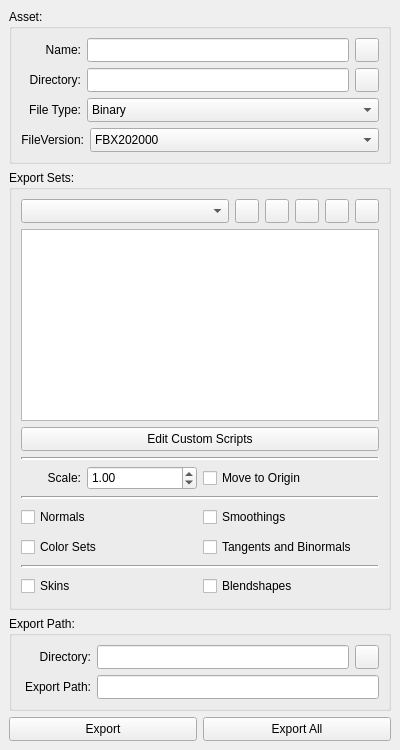
bhsingleton/dcc, file fbx/ui/qfbxexportseteditor.ui: the form before one commit.
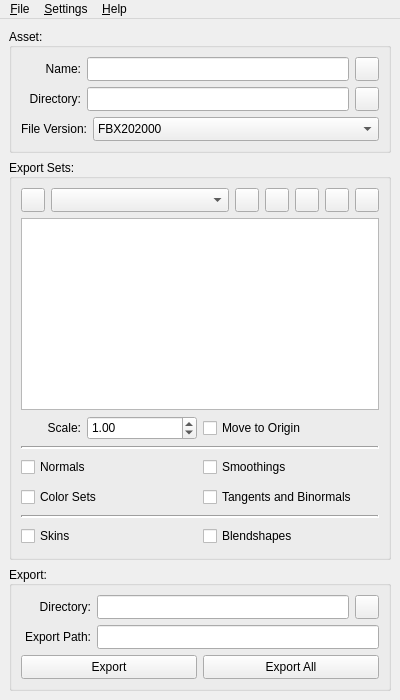
The form after the commit. Icons and pictures are not drawn.

```diff
--- a/fbx/ui/qfbxexportseteditor.ui
+++ b/fbx/ui/qfbxexportseteditor.ui
@@ -7,13 +7,13 @@
     <x>0</x>
     <y>0</y>
     <width>400</width>
-    <height>750</height>
+    <height>700</height>
    </rect>
   </property>
   <property name="minimumSize">
    <size>
     <width>400</width>
-    <height>750</height>
+    <height>700</height>
    </size>
   </property>
   <property name="windowTitle">
@@ -32,7 +32,13 @@
       <property name="title">
        <string>Asset:</string>
       </property>
-      <layout class="QVBoxLayout" name="verticalLayout_3">
+      <property name="alignment">
+       <set>Qt::AlignLeading|Qt::AlignLeft|Qt::AlignVCenter</set>
+      </property>
+      <property name="flat">
+       <bool>false</bool>
+      </property>
+      <layout class="QVBoxLayout" name="assetLayout">
        <item>
         <layout class="QHBoxLayout" name="assetNameLayout">
          <item>
@@ -83,6 +89,9 @@
              <height>24</height>
             </size>
            </property>
+           <property name="clearButtonEnabled">
+            <bool>true</bool>
+           </property>
           </widget>
          </item>
          <item>
@@ -117,7 +126,7 @@
         </layout>
        </item>
        <item>
-        <layout class="QHBoxLayout" name="projectPathLayout">
+        <layout class="QHBoxLayout" name="assetDirectoryLayout">
          <item>
           <widget class="QLabel" name="projectPathLabel">
            <property name="sizePolicy">
@@ -167,6 +176,9 @@
             </size>
            </property>
            <property name="readOnly">
+            <bool>false</bool>
+           </property>
+           <property name="clearButtonEnabled">
             <bool>true</bool>
            </property>
           </widget>
@@ -202,70 +214,6 @@
          </item>
         </layout>
        </item>
-       <item>
-        <layout class="QHBoxLayout" name="fileTypeLayout">
-         <item>
-          <widget class="QLabel" name="fileTypeLabel">
-           <property name="sizePolicy">
-            <sizepolicy hsizetype="Fixed" vsizetype="Fixed">
-             <horstretch>0</horstretch>
-             <verstretch>60</verstretch>
-            </sizepolicy>
-           </property>
-           <property name="minimumSize">
-            <size>
-             <width>60</width>
-             <height>24</height>
-            </size>
-           </property>
-           <property name="maximumSize">
-            <size>
-             <width>16777215</width>
-             <height>24</height>
-            </size>
-           </property>
-           <property name="text">
-            <string>File Type:</string>
-           </property>
-           <property name="alignment">
-            <set>Qt::AlignRight|Qt::AlignTrailing|Qt::AlignVCenter</set>
-           </property>
-          </widget>
-         </item>
-         <item>
-          <widget class="QComboBox" name="fileTypeComboBox">
-           <property name="sizePolicy">
-            <sizepolicy hsizetype="Expanding" vsizetype="Fixed">
-             <horstretch>0</horstretch>
-             <verstretch>0</verstretch>
-            </sizepolicy>
-           </property>
-           <property name="minimumSize">
-            <size>
-             <width>0</width>
-             <height>24</height>
-            </size>
-           </property>
-           <property name="maximumSize">
-            <size>
-             <width>16777215</width>
-             <height>24</height>
-            </size>
-           </property>
-           <item>
-            <property name="text">
-             <string>Binary</string>
-            </property>
-           </item>
-           <item>
-            <property name="text">
-             <string>ASCII</string>
-            </property>
-           </item>
-          </widget>
-         </item>
-        </layout>
-       </item>
        <item>
         <layout class="QHBoxLayout" name="fileVersionLayout">
          <item>
@@ -289,7 +237,7 @@
             </size>
            </property>
            <property name="text">
-            <string>FileVersion:</string>
+            <string>File Version:</string>
            </property>
            <property name="alignment">
             <set>Qt::AlignRight|Qt::AlignTrailing|Qt::AlignVCenter</set>
@@ -382,9 +330,47 @@
       <property name="title">
        <string>Export Sets:</string>
       </property>
+      <property name="alignment">
+       <set>Qt::AlignLeading|Qt::AlignLeft|Qt::AlignVCenter</set>
+      </property>
+      <property name="flat">
+       <bool>false</bool>
+      </property>
       <layout class="QVBoxLayout" name="exportSetsLayout">
        <item>
         <layout class="QHBoxLayout" name="exportSetLayout">
+         <item>
+          <widget class="QPushButton" name="customScriptsPushButton">
+           <property name="sizePolicy">
+            <sizepolicy hsizetype="Fixed" vsizetype="Fixed">
+             <horstretch>0</horstretch>
+             <verstretch>0</verstretch>
+            </sizepolicy>
+           </property>
+           <property name="minimumSize">
+            <size>
+             <width>24</width>
+             <height>24</height>
+            </size>
+           </property>
+           <property name="maximumSize">
+            <size>
+             <width>24</width>
+             <height>24</height>
+            </size>
+           </property>
+           <property name="toolTip">
+            <string>Edit custom scripts.</string>
+           </property>
+           <property name="text">
+            <string/>
+           </property>
+           <property name="icon">
+            <iconset resource="../../ui/resources.qrc">
+             <normaloff>:/dcc/icons/python.png</normaloff>:/dcc/icons/python.png</iconset>
+           </property>
+          </widget>
+         </item>
          <item>
           <widget class="QComboBox" name="exportSetComboBox">
            <property name="sizePolicy">
@@ -556,6 +542,12 @@
        </item>
        <item>
         <widget class="QTreeView" name="exportSetTreeView">
+         <property name="contextMenuPolicy">
+          <enum>Qt::CustomContextMenu</enum>
+         </property>
+         <property name="autoFillBackground">
+          <bool>true</bool>
+         </property>
          <property name="styleSheet">
           <string notr="true">QTreeView::item { height: 24px; }</string>
          </property>
@@ -574,13 +566,34 @@
         </widget>
        </item>
        <item>
-        <widget class="QPushButton" name="customScriptsPushButton">
-         <property name="sizePolicy">
-          <sizepolicy hsizetype="Expanding" vsizetype="Fixed">
-           <horstretch>0</horstretch>
-           <verstretch>0</verstretch>
-          </sizepolicy>
-         </property>
+        <layout class="QGridLayout" name="exportSettingsLayout">
+         <item row="3" column="0">
+          <widget class="QCheckBox" name="colorSetsCheckBox">
+           <property name="minimumSize">
+            <size>
+             <width>0</width>
+             <height>24</height>
+            </size>
+           </property>
+           <property name="maximumSize">
+            <size>
+             <width>16777215</width>
+             <height>24</height>
+            </size>
+           </property>
+           <property name="whatsThis">
+            <string>includeColorSets</string>
+           </property>
+           <property name="text">
+            <string>Color Sets</string>
+           </property>
+           <attribute name="buttonGroup">
+            <string notr="true">meshSettingsCheckBoxGroup</string>
+           </attribute>
+          </widget>
+         </item>
+         <item row="5" column="0">
+          <widget class="QCheckBox" name="skinsCheckBox">
          <property name="minimumSize">
           <size>
            <width>0</width>
@@ -594,16 +607,115 @@
           </size>
          </property>
          <property name="text">
-          <string>Edit Custom Scripts</string>
-         </property>
-         <property name="icon">
-          <iconset resource="../../ui/resources.qrc">
-           <normaloff>:/dcc/icons/python.png</normaloff>:/dcc/icons/python.png</iconset>
-         </property>
-        </widget>
-       </item>
-       <item>
-        <widget class="QFrame" name="frame_3">
+            <string>Skins</string>
+           </property>
+           <attribute name="buttonGroup">
+            <string notr="true">meshSettingsCheckBoxGroup</string>
+           </attribute>
+          </widget>
+         </item>
+         <item row="5" column="1">
+          <widget class="QCheckBox" name="blendshapesCheckBox">
+           <property name="minimumSize">
+            <size>
+             <width>0</width>
+             <height>24</height>
+            </size>
+           </property>
+           <property name="maximumSize">
+            <size>
+             <width>16777215</width>
+             <height>24</height>
+            </size>
+           </property>
+           <property name="whatsThis">
+            <string>includeBlendshapes</string>
+           </property>
+           <property name="text">
+            <string>Blendshapes</string>
+           </property>
+           <attribute name="buttonGroup">
+            <string notr="true">meshSettingsCheckBoxGroup</string>
+           </attribute>
+          </widget>
+         </item>
+         <item row="3" column="1">
+          <widget class="QCheckBox" name="tangentsAndBinormalsCheckBox">
+           <property name="minimumSize">
+            <size>
+             <width>0</width>
+             <height>24</height>
+            </size>
+           </property>
+           <property name="maximumSize">
+            <size>
+             <width>16777215</width>
+             <height>24</height>
+            </size>
+           </property>
+           <property name="whatsThis">
+            <string>includeTangentsAndBinormals</string>
+           </property>
+           <property name="text">
+            <string>Tangents and Binormals</string>
+           </property>
+           <attribute name="buttonGroup">
+            <string notr="true">meshSettingsCheckBoxGroup</string>
+           </attribute>
+          </widget>
+         </item>
+         <item row="2" column="0">
+          <widget class="QCheckBox" name="normalsCheckBox">
+           <property name="minimumSize">
+            <size>
+             <width>0</width>
+             <height>24</height>
+            </size>
+           </property>
+           <property name="maximumSize">
+            <size>
+             <width>16777215</width>
+             <height>24</height>
+            </size>
+           </property>
+           <property name="whatsThis">
+            <string>includeNormals</string>
+           </property>
+           <property name="text">
+            <string>Normals</string>
+           </property>
+           <attribute name="buttonGroup">
+            <string notr="true">meshSettingsCheckBoxGroup</string>
+           </attribute>
+          </widget>
+         </item>
+         <item row="2" column="1">
+          <widget class="QCheckBox" name="smoothingsCheckBox">
+           <property name="minimumSize">
+            <size>
+             <width>0</width>
+             <height>24</height>
+            </size>
+           </property>
+           <property name="maximumSize">
+            <size>
+             <width>16777215</width>
+             <height>24</height>
+            </size>
+           </property>
+           <property name="whatsThis">
+            <string>includeSmoothings</string>
+           </property>
+           <property name="text">
+            <string>Smoothings</string>
+           </property>
+           <attribute name="buttonGroup">
+            <string notr="true">meshSettingsCheckBoxGroup</string>
+           </attribute>
+          </widget>
+         </item>
+         <item row="4" column="0" colspan="2">
+          <widget class="QFrame" name="frame_2">
          <property name="sizePolicy">
           <sizepolicy hsizetype="Expanding" vsizetype="Fixed">
            <horstretch>0</horstretch>
@@ -621,8 +733,6 @@
          </property>
         </widget>
        </item>
-       <item>
-        <layout class="QGridLayout" name="transformSettingsLayout">
          <item row="0" column="0">
           <layout class="QHBoxLayout" name="scaleLayout">
            <item>
@@ -712,123 +822,16 @@
            <property name="text">
             <string>Move to Origin</string>
            </property>
-          </widget>
-         </item>
-        </layout>
-       </item>
-       <item>
-        <widget class="QFrame" name="frame">
-         <property name="sizePolicy">
-          <sizepolicy hsizetype="Expanding" vsizetype="Fixed">
-           <horstretch>0</horstretch>
-           <verstretch>0</verstretch>
-          </sizepolicy>
-         </property>
-         <property name="frameShape">
-          <enum>QFrame::HLine</enum>
-         </property>
-         <property name="frameShadow">
-          <enum>QFrame::Sunken</enum>
-         </property>
-         <property name="lineWidth">
-          <number>2</number>
-         </property>
-        </widget>
-       </item>
-       <item>
-        <layout class="QGridLayout" name="staticMeshLayout">
-         <item row="0" column="0">
-          <widget class="QCheckBox" name="normalsCheckBox">
-           <property name="minimumSize">
-            <size>
-             <width>0</width>
-             <height>24</height>
-            </size>
-           </property>
-           <property name="maximumSize">
-            <size>
-             <width>16777215</width>
-             <height>24</height>
-            </size>
-           </property>
-           <property name="text">
-            <string>Normals</string>
-           </property>
+           <property name="checked">
+            <bool>false</bool>
+           </property>
            <attribute name="buttonGroup">
             <string notr="true">staticMeshCheckBoxGroup</string>
            </attribute>
           </widget>
          </item>
-         <item row="0" column="1">
-          <widget class="QCheckBox" name="smoothingsCheckBox">
-           <property name="minimumSize">
-            <size>
-             <width>0</width>
-             <height>24</height>
-            </size>
-           </property>
-           <property name="maximumSize">
-            <size>
-             <width>16777215</width>
-             <height>24</height>
-            </size>
-           </property>
-           <property name="text">
-            <string>Smoothings</string>
-           </property>
-           <attribute name="buttonGroup">
-            <string notr="true">staticMeshCheckBoxGroup</string>
-           </attribute>
-          </widget>
-         </item>
-         <item row="1" column="0">
-          <widget class="QCheckBox" name="colorSetsCheckBox">
-           <property name="minimumSize">
-            <size>
-             <width>0</width>
-             <height>24</height>
-            </size>
-           </property>
-           <property name="maximumSize">
-            <size>
-             <width>16777215</width>
-             <height>24</height>
-            </size>
-           </property>
-           <property name="text">
-            <string>Color Sets</string>
-           </property>
-           <attribute name="buttonGroup">
-            <string notr="true">staticMeshCheckBoxGroup</string>
-           </attribute>
-          </widget>
-         </item>
-         <item row="1" column="1">
-          <widget class="QCheckBox" name="tangentsAndBinormalsCheckBox">
-           <property name="minimumSize">
-            <size>
-             <width>0</width>
-             <height>24</height>
-            </size>
-           </property>
-           <property name="maximumSize">
-            <size>
-             <width>16777215</width>
-             <height>24</height>
-            </size>
-           </property>
-           <property name="text">
-            <string>Tangents and Binormals</string>
-           </property>
-           <attribute name="buttonGroup">
-            <string notr="true">staticMeshCheckBoxGroup</string>
-           </attribute>
-          </widget>
-         </item>
-        </layout>
-       </item>
-       <item>
-        <widget class="QFrame" name="frame_2">
+         <item row="1" column="0" colspan="2">
+          <widget class="QFrame" name="frame_1">
          <property name="sizePolicy">
           <sizepolicy hsizetype="Expanding" vsizetype="Fixed">
            <horstretch>0</horstretch>
@@ -846,52 +849,6 @@
          </property>
         </widget>
        </item>
-       <item>
-        <layout class="QGridLayout" name="skeletalMeshLayout">
-         <item row="0" column="0">
-          <widget class="QCheckBox" name="skinsCheckBox">
-           <property name="minimumSize">
-            <size>
-             <width>0</width>
-             <height>24</height>
-            </size>
-           </property>
-           <property name="maximumSize">
-            <size>
-             <width>16777215</width>
-             <height>24</height>
-            </size>
-           </property>
-           <property name="text">
-            <string>Skins</string>
-           </property>
-           <attribute name="buttonGroup">
-            <string notr="true">skeletalMeshCheckBoxGroup</string>
-           </attribute>
-          </widget>
-         </item>
-         <item row="0" column="1">
-          <widget class="QCheckBox" name="blendshapesCheckBox">
-           <property name="minimumSize">
-            <size>
-             <width>0</width>
-             <height>24</height>
-            </size>
-           </property>
-           <property name="maximumSize">
-            <size>
-             <width>16777215</width>
-             <height>24</height>
-            </size>
-           </property>
-           <property name="text">
-            <string>Blendshapes</string>
-           </property>
-           <attribute name="buttonGroup">
-            <string notr="true">skeletalMeshCheckBoxGroup</string>
-           </attribute>
-          </widget>
-         </item>
         </layout>
        </item>
       </layout>
@@ -906,9 +863,15 @@
        </sizepolicy>
       </property>
       <property name="title">
-       <string>Export Path:</string>
+       <string>Export:</string>
       </property>
-      <layout class="QVBoxLayout" name="verticalLayout_2">
+      <property name="alignment">
+       <set>Qt::AlignLeading|Qt::AlignLeft|Qt::AlignVCenter</set>
+      </property>
+      <property name="flat">
+       <bool>false</bool>
+      </property>
+      <layout class="QVBoxLayout" name="exportLayout">
        <item>
         <layout class="QHBoxLayout" name="exportDirectoryLayout">
          <item>
@@ -962,6 +925,9 @@
            <property name="readOnly">
             <bool>false</bool>
            </property>
+           <property name="clearButtonEnabled">
+            <bool>true</bool>
+           </property>
           </widget>
          </item>
          <item>
@@ -1052,9 +1018,6 @@
          </item>
         </layout>
        </item>
-      </layout>
-     </widget>
-    </item>
     <item>
      <layout class="QHBoxLayout" name="buttonLayout">
       <item>
@@ -1111,6 +1074,112 @@
     </item>
    </layout>
   </widget>
+    </item>
+   </layout>
+  </widget>
+  <widget class="QMenuBar" name="menuBar">
+   <property name="geometry">
+    <rect>
+     <x>0</x>
+     <y>0</y>
+     <width>400</width>
+     <height>21</height>
+    </rect>
+   </property>
+   <widget class="QMenu" name="fileMenu">
+    <property name="title">
+     <string>&amp;File</string>
+    </property>
+    <addaction name="saveAction"/>
+    <addaction name="separator"/>
+    <addaction name="importAction"/>
+    <addaction name="exportAction"/>
+   </widget>
+   <widget class="QMenu" name="helpMenu">
+    <property name="title">
+     <string>&amp;Help</string>
+    </property>
+    <addaction name="usingFbxExportSetEditorAction"/>
+   </widget>
+   <widget class="QMenu" name="settingsMenu">
+    <property name="title">
+     <string>&amp;Settings</string>
+    </property>
+    <addaction name="separator"/>
+    <addaction name="binaryAction"/>
+    <addaction name="asciiAction"/>
+    <addaction name="separator"/>
+    <addaction name="generateLogsAction"/>
+   </widget>
+   <addaction name="fileMenu"/>
+   <addaction name="settingsMenu"/>
+   <addaction name="helpMenu"/>
+  </widget>
+  <action name="usingFbxExportSetEditorAction">
+   <property name="text">
+    <string>&amp;Using Fbx Export Set Editor</string>
+   </property>
+   <property name="shortcut">
+    <string>Ctrl+H</string>
+   </property>
+  </action>
+  <action name="saveAction">
+   <property name="icon">
+    <iconset resource="../../ui/resources.qrc">
+     <normaloff>:/dcc/icons/save_file.svg</normaloff>:/dcc/icons/save_file.svg</iconset>
+   </property>
+   <property name="text">
+    <string>&amp;Save</string>
+   </property>
+   <property name="shortcut">
+    <string>Ctrl+S</string>
+   </property>
+  </action>
+  <action name="exportAction">
+   <property name="icon">
+    <iconset resource="../../ui/resources.qrc">
+     <normaloff>:/dcc/icons/export_file.svg</normaloff>:/dcc/icons/export_file.svg</iconset>
+   </property>
+   <property name="text">
+    <string>&amp;Export</string>
+   </property>
+   <property name="shortcut">
+    <string>Ctrl+E</string>
+   </property>
+  </action>
+  <action name="importAction">
+   <property name="icon">
+    <iconset resource="../../ui/resources.qrc">
+     <normaloff>:/dcc/icons/import_file.svg</normaloff>:/dcc/icons/import_file.svg</iconset>
+   </property>
+   <property name="text">
+    <string>Import</string>
+   </property>
+   <property name="shortcut">
+    <string>Ctrl+I</string>
+   </property>
+  </action>
+  <action name="binaryAction">
+   <property name="checkable">
+    <bool>true</bool>
+   </property>
+   <property name="text">
+    <string>Binary</string>
+   </property>
+  </action>
+  <action name="asciiAction">
+   <property name="text">
+    <string>ASCII</string>
+   </property>
+  </action>
+  <action name="generateLogsAction">
+   <property name="checkable">
+    <bool>true</bool>
+   </property>
+   <property name="text">
+    <string>&amp;Generate Logs</string>
+   </property>
+  </action>
  </widget>
  <resources>
   <include location="../../ui/resources.qrc"/>
```
Left out of the diff: 77 changed lines with no effect on the pictures. Lines whose indentation alone changed are shown as unchanged.
